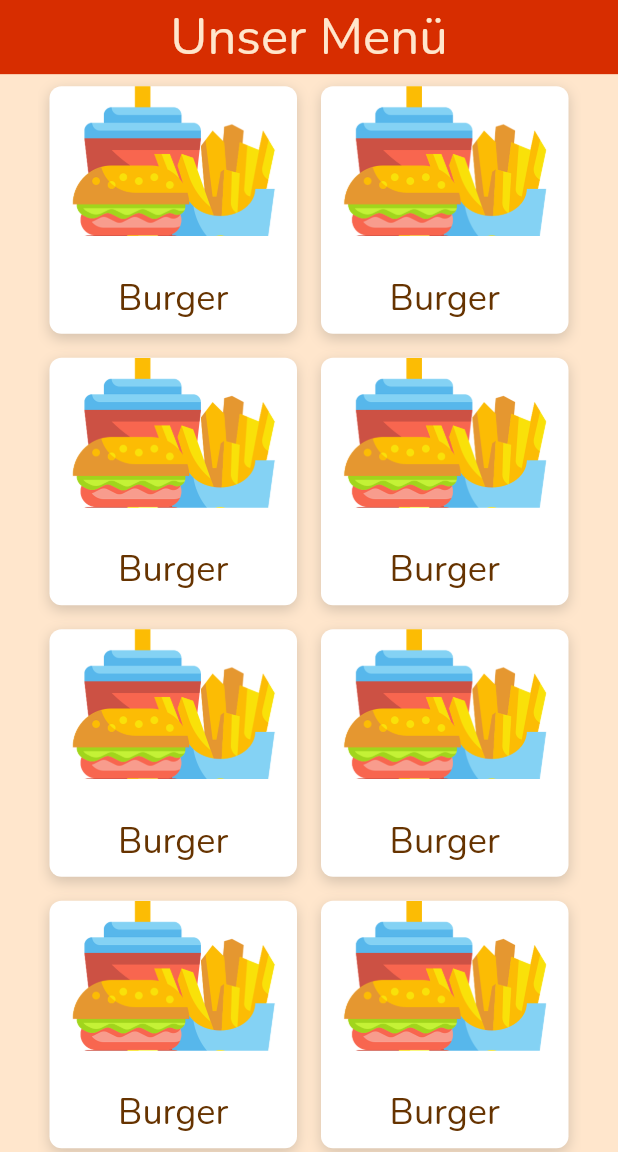
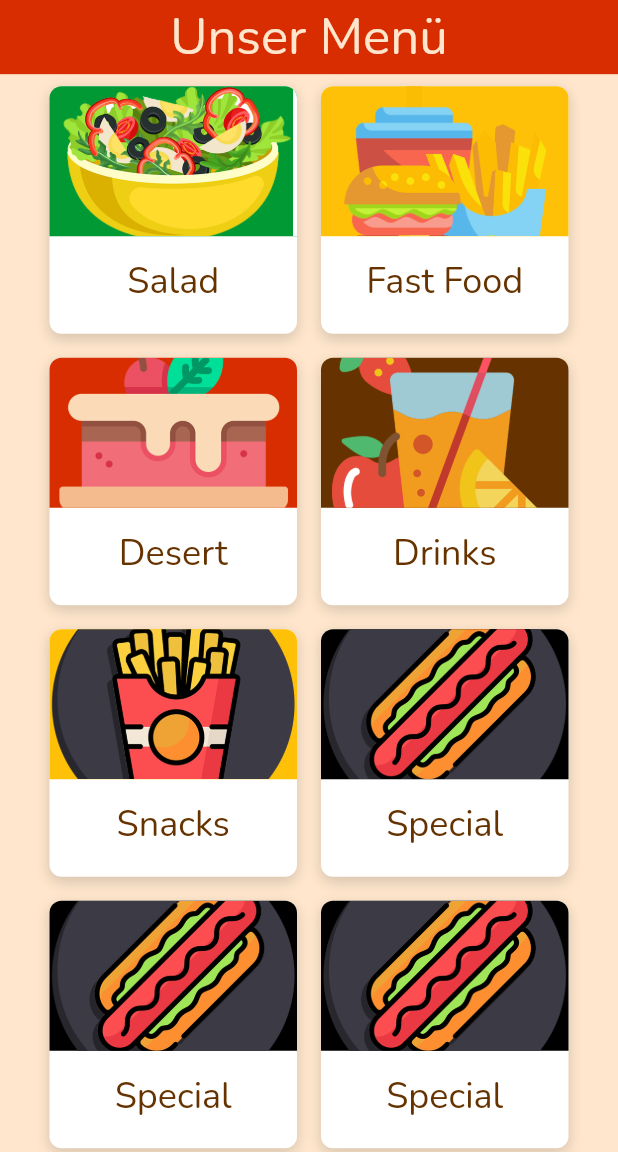
Before and after one commit to sang-ng/BurgerKingClone, a Flutter app: the screen it shows after launch, on a phone screen of 412 x 824 dp, the part 84-1236 px from its top. Run offline on Flutter 3.47's test engine with Material 2 defaults, Android fonts, the phone set to English and light mode, and no system bars; our stand-ins replace google_fonts.

Commit message:
- built LandingScreen

```diff
--- a/lib/screens/LandingScreen.dart
+++ b/lib/screens/LandingScreen.dart
@@ -61,10 +61,10 @@ class LandingScreen extends StatelessWidget {
                                 "Unser Menü",
                                 style: TextStyle(
                                     color: COLOR_BEIGE,
-                                    fontFamily:
-                                        themeData.textTheme.headline4?.fontFamily,
-                                    fontSize:
-                                        themeData.textTheme.headline4?.fontSize),
+                                    fontFamily: themeData
+                                        .textTheme.headline4?.fontFamily,
+                                    fontSize: themeData
+                                        .textTheme.headline4?.fontSize),
                               )
                             ],
                           ),
@@ -72,20 +72,24 @@ class LandingScreen extends StatelessWidget {
                         Expanded(
                             child: Padding(
                           padding: sidePadding,
-                              child: GridView.count(
-                                physics: BouncingScrollPhysics(),
+                          child: GridView.builder(
+                            itemCount: CATEGORIES.length,
+                            physics: const BouncingScrollPhysics(),
                             scrollDirection: Axis.vertical,
+                            gridDelegate:
+                                const SliverGridDelegateWithFixedCrossAxisCount(
                               crossAxisCount: 2,
-                                  children: List.generate(8, (index) {
-                                    return CategoryItem();
-                                  })),
                             ),
+                            itemBuilder: (BuildContext context, int index) {
+                              return CategoryItem(
+                                itemData: CATEGORIES[index],
+                              );
+                            },
                           ),
+                        )),
                       ],
-
                     ),
                     addVerticalSpace(padding),
-
                   ],
                 ),
               ),
@@ -104,9 +108,9 @@ class CategoryItem extends StatelessWidget {
     final ThemeData themeData = Theme.of(context);
     const double padding = 25;
     return Container(
-      margin: EdgeInsets.all(8),
+      margin: const EdgeInsets.all(8),
       width: size.width * 0.4,
-      height: 200,
+      height: size.height * 0.35,
       decoration: BoxDecoration(
         color: Colors.white,
         boxShadow: const [
@@ -123,24 +127,31 @@ class CategoryItem extends StatelessWidget {
         child: Column(
           mainAxisSize: MainAxisSize.max,
           children: [
-            ClipRRect(
+            Container(
+              decoration:  BoxDecoration(
+                  color: itemData["color"],
                   borderRadius: const BorderRadius.only(
-                bottomLeft: const Radius.circular(0),
+                    topLeft: Radius.circular(8),
+                    topRight: Radius.circular(8),
+                  )),
+              child: ClipRRect(
+                borderRadius: const BorderRadius.only(
+                  bottomLeft: Radius.circular(0),
                   bottomRight: Radius.circular(0),
-                topLeft: const Radius.circular(8),
+                  topLeft: Radius.circular(8),
                   topRight: Radius.circular(8),
                 ),
-              child: Image.asset('assets/images/fastfood.png',
+                child: Image.asset(itemData["image"],
                     width: double.infinity, height: 100, fit: BoxFit.cover),
               ),
-            Padding(
-              padding: EdgeInsets.only(top: padding),
+            ),
+            Expanded(
               child: Row(
                 crossAxisAlignment: CrossAxisAlignment.center,
                 mainAxisAlignment: MainAxisAlignment.center,
                 children: [
                   Text(
-                    'Burger',
+                    (itemData["name"]),
                     style: TextStyle(
                         fontFamily: themeData.textTheme.headline5?.fontFamily,
                         color: COLOR_BROWN,
--- a/lib/utils/sample_data.dart
+++ b/lib/utils/sample_data.dart
@@ -1,14 +1,24 @@
+import 'package:flutter/material.dart';
+
+import 'colors.dart';
+
 const PRODUCT_DATA = [
   {"image": "pizza.png", "name": "Pizza", "rest": "Maritine Star Restaurant", "rating": "4.5 (164)", "price": 20, "currency": "\$"},
   {"image": "burger.png", "name": "Burger", "rest": "Maritine Star Restaurant", "rating": "4.7 (199)", "price": 10, "currency": "\$"},
   {"image": "fries.png", "name": "Fries", "rest": "Maritine Star Restaurant", "rating": "4.2 (101)", "price": 10, "currency": "\$"},
   {"image": "hotdog.png", "name": "HotDog", "rest": "Maritine Star Restaurant", "rating": "3.9 (150)", "price": 15, "currency": "\$"},
+
 ];
 
 const CATEGORIES = [
-  {"image": "salad.png", "name": "Salad"},
-  {"image": "fastfood.png", "name": "Fast Food"},
-  {"image": "desert.png", "name": "Desert"},
-  {"image": "drinks.png", "name": "Drinks"},
-  {"image": "drinks.png", "name": "Drinks"},
+  {"image": "assets/images/salad.png", "name": "Salad", "color": COLOR_GREEN},
+  {"image": "assets/images/fastfood.png", "name": "Fast Food", "color": Colors.amber},
+  {"image": "assets/images/desert.png", "name": "Desert", "color": COLOR_RED},
+  {"image": "assets/images/drinks.png", "name": "Drinks", "color": COLOR_BROWN},
+  {"image": "assets/images/fries.png", "name": "Snacks", "color": Colors.amber},
+  {"image": "assets/images/hotdog.png", "name": "Special", "color": COLOR_BLACK},
+  {"image": "assets/images/hotdog.png", "name": "Special", "color": COLOR_BLACK},
+  {"image": "assets/images/hotdog.png", "name": "Special", "color": COLOR_BLACK},
+
+
 ];
```
Lines whose indentation alone changed are shown as unchanged.
